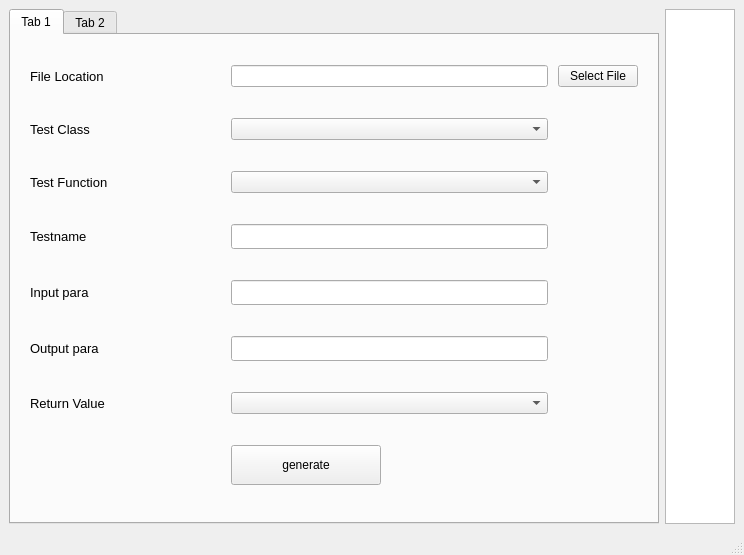
First picture: the form in ui/MainWindow.ui, repository SJTU-Applemin/AutoClass, before the edit.
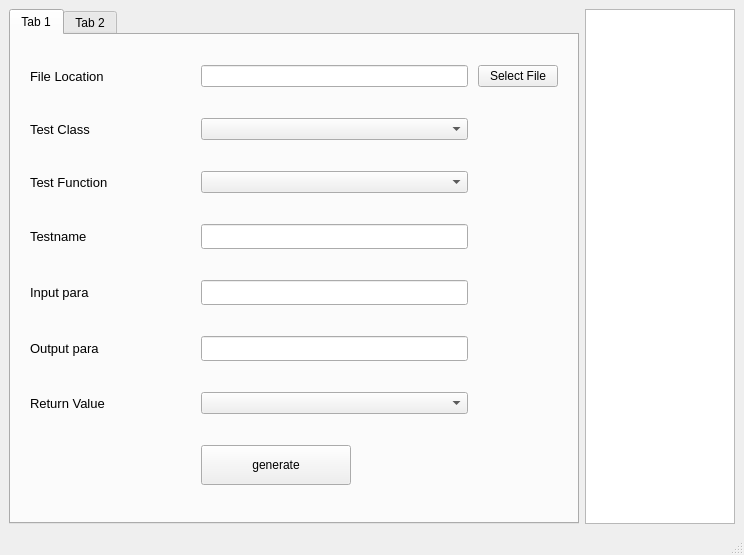
Second picture: the form after the edit.

```diff
--- a/ui/MainWindow.ui
+++ b/ui/MainWindow.ui
@@ -35,6 +35,12 @@
         <verstretch>0</verstretch>
        </sizepolicy>
       </property>
+      <property name="minimumSize">
+       <size>
+        <width>150</width>
+        <height>0</height>
+       </size>
+      </property>
      </widget>
     </item>
     <item row="0" column="0">
```
